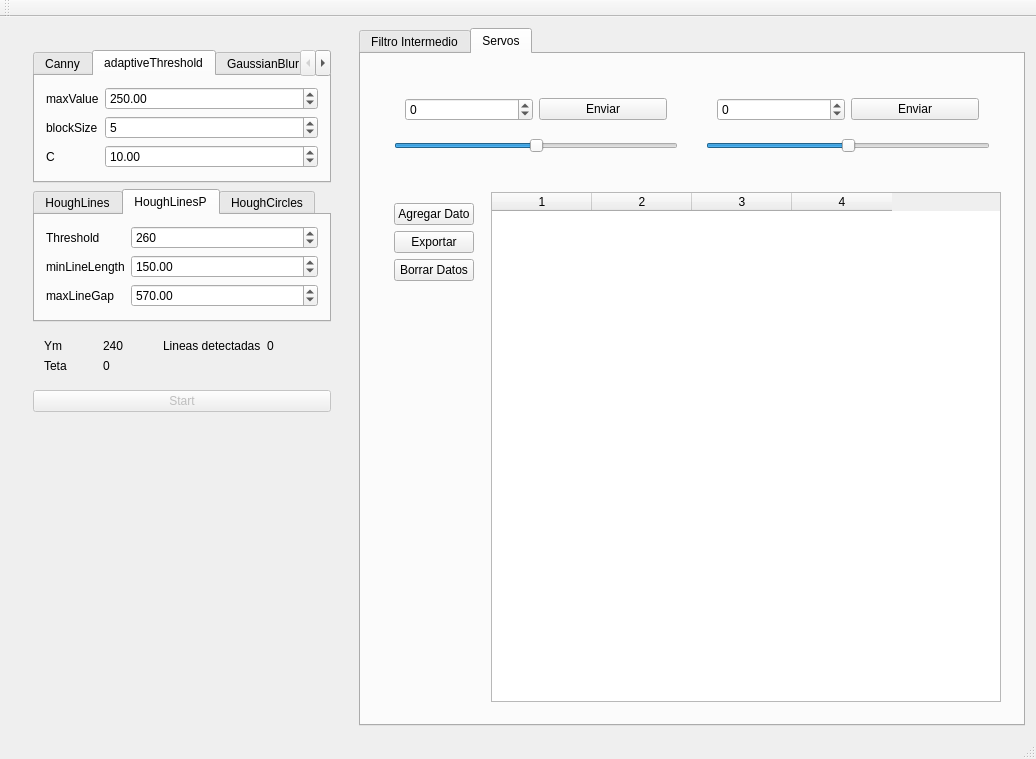
The window that mainwindow.ui (lcasassa/kinect_example) describes before a commit, drawn with Qt 5.
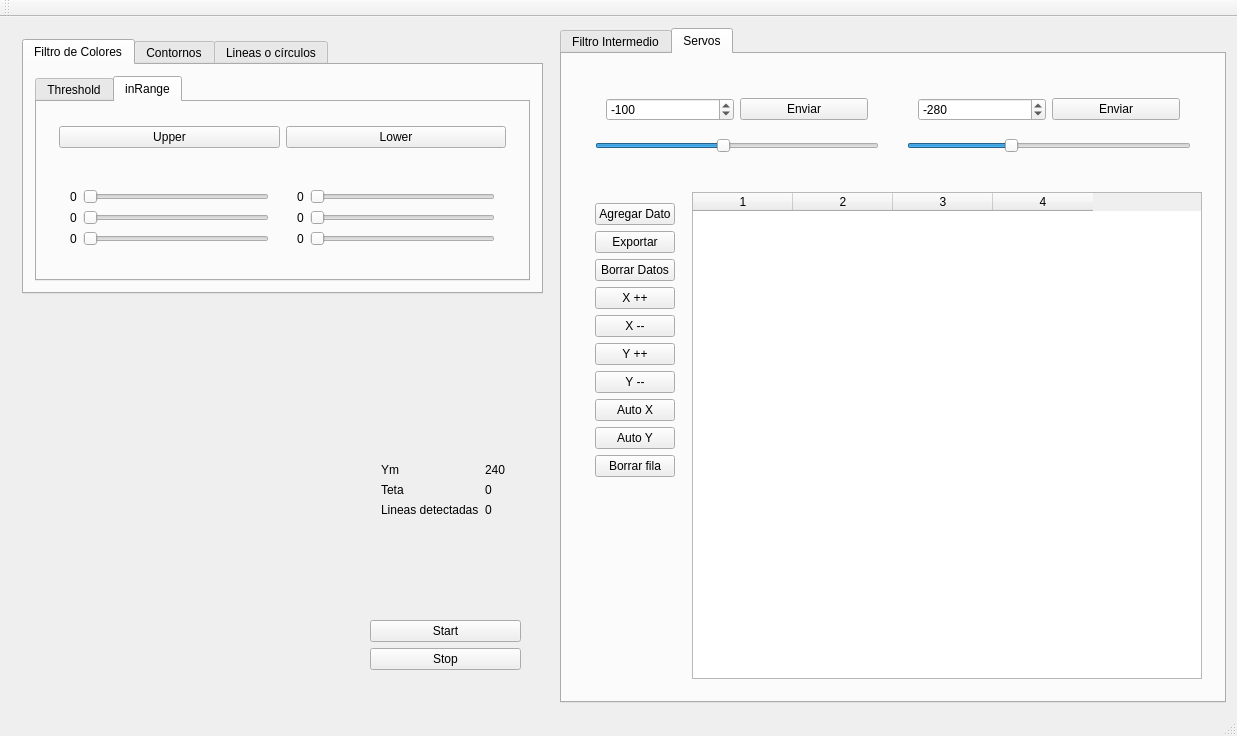
The same window after the commit. The open tabs and pages were chosen to show the change. Custom widgets are drawn as their Qt base class.

```diff
--- a/mainwindow.ui
+++ b/mainwindow.ui
@@ -6,8 +6,8 @@
    <rect>
     <x>0</x>
     <y>0</y>
-    <width>1002</width>
-    <height>759</height>
+    <width>1237</width>
+    <height>736</height>
    </rect>
   </property>
   <property name="windowTitle">
@@ -19,8 +19,181 @@
      <widget class="QWidget" name="widget_4" native="true">
       <layout class="QVBoxLayout" name="verticalLayout">
        <item>
-        <widget class="QWidget" name="widget_2" native="true">
-         <layout class="QVBoxLayout" name="verticalLayout_2">
+        <widget class="QTabWidget" name="tabWidget_5">
+         <property name="currentIndex">
+          <number>1</number>
+         </property>
+         <widget class="QWidget" name="tab_12">
+          <attribute name="title">
+           <string>Filtro de Colores</string>
+          </attribute>
+          <layout class="QVBoxLayout" name="verticalLayout_10">
+           <item>
+            <widget class="QTabWidget" name="tabWidget_4">
+             <property name="currentIndex">
+              <number>0</number>
+             </property>
+             <widget class="QWidget" name="tab_10">
+              <attribute name="title">
+               <string>Threshold</string>
+              </attribute>
+             </widget>
+             <widget class="QWidget" name="tab_11">
+              <attribute name="title">
+               <string>inRange</string>
+              </attribute>
+              <layout class="QVBoxLayout" name="verticalLayout_9">
+               <item>
+                <widget class="QWidget" name="widget_14" native="true">
+                 <layout class="QHBoxLayout" name="horizontalLayout_8">
+                  <item>
+                   <widget class="QPushButton" name="pushButton_inrange_upper">
+                    <property name="text">
+                     <string>Upper</string>
+                    </property>
+                   </widget>
+                  </item>
+                  <item>
+                   <widget class="QPushButton" name="pushButton_inrange_lower">
+                    <property name="text">
+                     <string>Lower</string>
+                    </property>
+                   </widget>
+                  </item>
+                 </layout>
+                </widget>
+               </item>
+               <item>
+                <widget class="QWidget" name="widget_15" native="true">
+                 <layout class="QHBoxLayout" name="horizontalLayout_7">
+                  <item>
+                   <widget class="QWidget" name="widget_16" native="true">
+                    <layout class="QFormLayout" name="formLayout_5">
+                     <item row="0" column="0">
+                      <widget class="QLabel" name="label_13">
+                       <property name="text">
+                        <string>0</string>
+                       </property>
+                      </widget>
+                     </item>
+                     <item row="0" column="1">
+                      <widget class="QSlider" name="horizontalSlider_R_base">
+                       <property name="maximum">
+                        <number>255</number>
+                       </property>
+                       <property name="orientation">
+                        <enum>Qt::Horizontal</enum>
+                       </property>
+                      </widget>
+                     </item>
+                     <item row="1" column="0">
+                      <widget class="QLabel" name="label_14">
+                       <property name="text">
+                        <string>0</string>
+                       </property>
+                      </widget>
+                     </item>
+                     <item row="2" column="0">
+                      <widget class="QLabel" name="label_18">
+                       <property name="text">
+                        <string>0</string>
+                       </property>
+                      </widget>
+                     </item>
+                     <item row="2" column="1">
+                      <widget class="QSlider" name="horizontalSlider_B_base">
+                       <property name="maximum">
+                        <number>255</number>
+                       </property>
+                       <property name="orientation">
+                        <enum>Qt::Horizontal</enum>
+                       </property>
+                      </widget>
+                     </item>
+                     <item row="1" column="1">
+                      <widget class="QSlider" name="horizontalSlider_G_base">
+                       <property name="maximum">
+                        <number>255</number>
+                       </property>
+                       <property name="orientation">
+                        <enum>Qt::Horizontal</enum>
+                       </property>
+                      </widget>
+                     </item>
+                    </layout>
+                   </widget>
+                  </item>
+                  <item>
+                   <widget class="QWidget" name="widget_17" native="true">
+                    <layout class="QFormLayout" name="formLayout_7">
+                     <item row="0" column="0">
+                      <widget class="QLabel" name="label_15">
+                       <property name="text">
+                        <string>0</string>
+                       </property>
+                      </widget>
+                     </item>
+                     <item row="0" column="1">
+                      <widget class="QSlider" name="horizontalSlider_R_delta">
+                       <property name="maximum">
+                        <number>255</number>
+                       </property>
+                       <property name="orientation">
+                        <enum>Qt::Horizontal</enum>
+                       </property>
+                      </widget>
+                     </item>
+                     <item row="1" column="0">
+                      <widget class="QLabel" name="label_16">
+                       <property name="text">
+                        <string>0</string>
+                       </property>
+                      </widget>
+                     </item>
+                     <item row="1" column="1">
+                      <widget class="QSlider" name="horizontalSlider_G_delta">
+                       <property name="maximum">
+                        <number>255</number>
+                       </property>
+                       <property name="orientation">
+                        <enum>Qt::Horizontal</enum>
+                       </property>
+                      </widget>
+                     </item>
+                     <item row="2" column="0">
+                      <widget class="QLabel" name="label_17">
+                       <property name="text">
+                        <string>0</string>
+                       </property>
+                      </widget>
+                     </item>
+                     <item row="2" column="1">
+                      <widget class="QSlider" name="horizontalSlider_B_delta">
+                       <property name="maximum">
+                        <number>255</number>
+                       </property>
+                       <property name="orientation">
+                        <enum>Qt::Horizontal</enum>
+                       </property>
+                      </widget>
+                     </item>
+                    </layout>
+                   </widget>
+                  </item>
+                 </layout>
+                </widget>
+               </item>
+              </layout>
+             </widget>
+            </widget>
+           </item>
+          </layout>
+         </widget>
+         <widget class="QWidget" name="tab_13">
+          <attribute name="title">
+           <string>Contornos</string>
+          </attribute>
+          <layout class="QVBoxLayout" name="verticalLayout_11">
           <item>
            <widget class="QTabWidget" name="tabWidget_2">
             <property name="currentIndex">
@@ -117,7 +290,7 @@
                  <number>2</number>
                 </property>
                 <property name="value">
-                 <number>5</number>
+                  <number>9</number>
                 </property>
                </widget>
               </item>
@@ -158,6 +331,13 @@
             </widget>
            </widget>
           </item>
+          </layout>
+         </widget>
+         <widget class="QWidget" name="tab_14">
+          <attribute name="title">
+           <string>Lineas o círculos</string>
+          </attribute>
+          <layout class="QVBoxLayout" name="verticalLayout_12">
           <item>
            <widget class="QTabWidget" name="tabWidget">
             <property name="currentIndex">
@@ -270,9 +450,54 @@
             </widget>
            </widget>
           </item>
+          </layout>
+         </widget>
+        </widget>
+       </item>
+       <item>
+        <widget class="QWidget" name="widget_2" native="true">
+         <layout class="QVBoxLayout" name="verticalLayout_2">
+          <item>
+           <spacer name="verticalSpacer">
+            <property name="orientation">
+             <enum>Qt::Vertical</enum>
+            </property>
+            <property name="sizeHint" stdset="0">
+             <size>
+              <width>20</width>
+              <height>40</height>
+             </size>
+            </property>
+           </spacer>
+          </item>
+         </layout>
+        </widget>
+       </item>
+       <item>
+        <widget class="QWidget" name="widget_13" native="true">
+         <layout class="QHBoxLayout" name="horizontalLayout_6">
+          <item>
+           <widget class="Pintor" name="widget_canny" native="true">
+            <property name="minimumSize">
+             <size>
+              <width>320</width>
+              <height>240</height>
+             </size>
+            </property>
+            <property name="maximumSize">
+             <size>
+              <width>320</width>
+              <height>240</height>
+             </size>
+            </property>
+           </widget>
+          </item>
+          <item>
+           <widget class="QWidget" name="widget_12" native="true">
+            <layout class="QVBoxLayout" name="verticalLayout_8">
           <item>
            <widget class="QWidget" name="widget_3" native="true">
-            <layout class="QGridLayout" name="gridLayout_2">
+               <layout class="QFormLayout" name="formLayout_4">
              <item row="0" column="0">
               <widget class="QLabel" name="label_8">
                <property name="text">
@@ -301,14 +526,14 @@
                </property>
               </widget>
              </item>
-             <item row="0" column="2">
+                <item row="2" column="0">
               <widget class="QLabel" name="label_12">
                <property name="text">
                 <string>Lineas detectadas</string>
                </property>
               </widget>
              </item>
-             <item row="0" column="3">
+                <item row="2" column="1">
               <widget class="QLabel" name="label_lineas_detectadas">
                <property name="text">
                 <string>0</string>
@@ -318,10 +543,23 @@
             </layout>
            </widget>
           </item>
+             <item>
+              <spacer name="verticalSpacer_3">
+               <property name="orientation">
+                <enum>Qt::Vertical</enum>
+               </property>
+               <property name="sizeHint" stdset="0">
+                <size>
+                 <width>20</width>
+                 <height>40</height>
+                </size>
+               </property>
+              </spacer>
+             </item>
           <item>
            <widget class="QPushButton" name="pushButton">
             <property name="enabled">
-             <bool>false</bool>
+                <bool>true</bool>
             </property>
             <property name="text">
              <string>Start</string>
@@ -329,35 +567,16 @@
            </widget>
           </item>
           <item>
-           <spacer name="verticalSpacer">
-            <property name="orientation">
-             <enum>Qt::Vertical</enum>
-            </property>
-            <property name="sizeHint" stdset="0">
-             <size>
-              <width>20</width>
-              <height>40</height>
-             </size>
-            </property>
-           </spacer>
+              <widget class="QPushButton" name="pushButton_10">
+               <property name="text">
+                <string>Stop</string>
+               </property>
+              </widget>
           </item>
          </layout>
         </widget>
        </item>
-       <item>
-        <widget class="Pintor" name="widget_canny" native="true">
-         <property name="minimumSize">
-          <size>
-           <width>320</width>
-           <height>240</height>
-          </size>
-         </property>
-         <property name="maximumSize">
-          <size>
-           <width>320</width>
-           <height>240</height>
-          </size>
-         </property>
+         </layout>
         </widget>
        </item>
       </layout>
@@ -414,6 +633,9 @@
                    <property name="maximum">
                     <number>1000</number>
                    </property>
+                   <property name="value">
+                    <number>-100</number>
+                   </property>
                   </widget>
                  </item>
                  <item>
@@ -434,6 +656,9 @@
                 <property name="maximum">
                  <number>1000</number>
                 </property>
+                <property name="value">
+                 <number>-100</number>
+                </property>
                 <property name="orientation">
                  <enum>Qt::Horizontal</enum>
                 </property>
@@ -456,6 +681,9 @@
                    <property name="maximum">
                     <number>1000</number>
                    </property>
+                   <property name="value">
+                    <number>-280</number>
+                   </property>
                   </widget>
                  </item>
                  <item>
@@ -476,6 +704,9 @@
                 <property name="maximum">
                  <number>1000</number>
                 </property>
+                <property name="value">
+                 <number>-280</number>
+                </property>
                 <property name="orientation">
                  <enum>Qt::Horizontal</enum>
                 </property>
@@ -514,6 +745,55 @@
                 </property>
                </widget>
               </item>
+              <item>
+               <widget class="QPushButton" name="pushButton_7">
+                <property name="text">
+                 <string>X ++</string>
+                </property>
+               </widget>
+              </item>
+              <item>
+               <widget class="QPushButton" name="pushButton_6">
+                <property name="text">
+                 <string>X --</string>
+                </property>
+               </widget>
+              </item>
+              <item>
+               <widget class="QPushButton" name="pushButton_9">
+                <property name="text">
+                 <string>Y ++</string>
+                </property>
+               </widget>
+              </item>
+              <item>
+               <widget class="QPushButton" name="pushButton_8">
+                <property name="text">
+                 <string>Y --</string>
+                </property>
+               </widget>
+              </item>
+              <item>
+               <widget class="QPushButton" name="pushButton_11">
+                <property name="text">
+                 <string>Auto X</string>
+                </property>
+               </widget>
+              </item>
+              <item>
+               <widget class="QPushButton" name="pushButton_12">
+                <property name="text">
+                 <string>Auto Y</string>
+                </property>
+               </widget>
+              </item>
+              <item>
+               <widget class="QPushButton" name="pushButton_5">
+                <property name="text">
+                 <string>Borrar fila</string>
+                </property>
+               </widget>
+              </item>
               <item>
                <spacer name="verticalSpacer_2">
                 <property name="orientation">
```
Left out of the diff: 114 changed lines with no effect on the pictures. Lines whose indentation alone changed are shown as unchanged.
